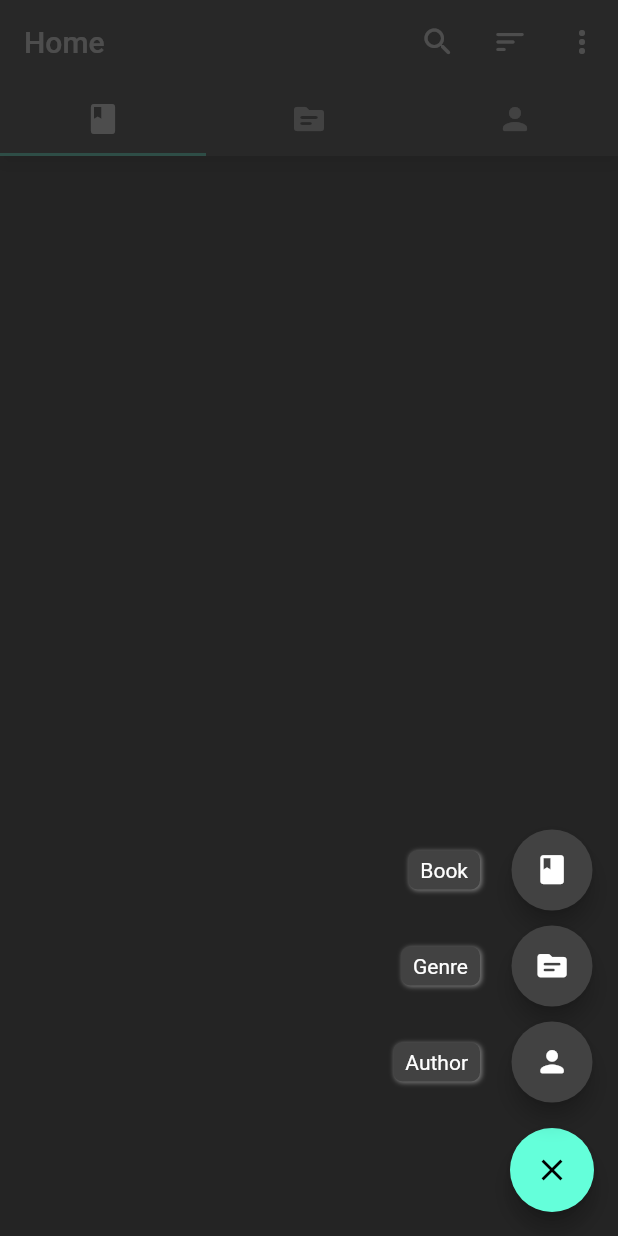
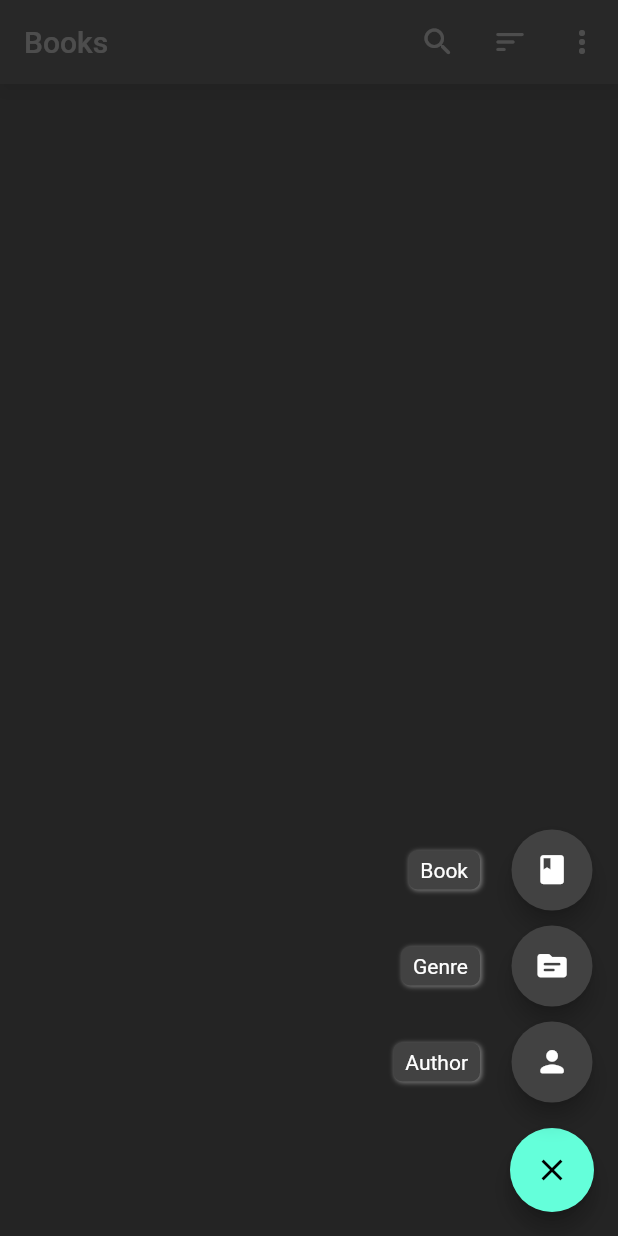
Before and after one commit to Mathorga/Shelfless, a Flutter app: the screen it shows after launch, after a tap on the "add" icon, on a phone screen of 412 x 824 dp. Run offline on Flutter 3.47's test engine with Material 2 defaults, Android fonts, the light colour scheme and no system bars; drawn by our look-alikes of flutter_speed_dial; our stand-ins replace hive, hive_flutter; accounts and stored records are empty.

Commit message:
Restructured UI

```diff
--- a/lib/main.dart
+++ b/lib/main.dart
@@ -5,11 +5,13 @@ import 'package:hive_flutter/hive_flutter.dart';
 import 'package:shelfish/models/author.dart';
 import 'package:shelfish/models/book.dart';
 import 'package:shelfish/models/genre.dart';
+import 'package:shelfish/screens/authors_overview_screen.dart';
 import 'package:shelfish/screens/book_info_screen.dart';
 import 'package:shelfish/screens/edit_genre_screen.dart';
-import 'package:shelfish/screens/main_screen.dart';
+import 'package:shelfish/screens/books_overview_screen.dart';
 import 'package:shelfish/screens/edit_author_screen.dart';
 import 'package:shelfish/screens/edit_book_screen.dart';
+import 'package:shelfish/screens/genres_overview_screen.dart';
 
 void main() async {
   // Init local DB.
@@ -39,9 +41,11 @@ class Shelfish extends StatelessWidget {
       theme: ThemeData.dark(
         // primarySwatch: Colors.blueGrey,
       ),
-      home: const MainScreen(),
+      home: const BooksOverviewScreen(),
       routes: {
-        MainScreen.routeName: (BuildContext context) => const MainScreen(),
+        BooksOverviewScreen.routeName: (BuildContext context) => const BooksOverviewScreen(),
+        GenresOverviewScreen.routeName: (BuildContext context) => const GenresOverviewScreen(),
+        AuthorsOverviewScreen.routeName: (BuildContext context) => const AuthorsOverviewScreen(),
         BookInfoScreen.routeName: (BuildContext context) => const BookInfoScreen(),
         EditBookScreen.routeName: (BuildContext context) => const EditBookScreen(),
         EditAuthorScreen.routeName: (BuildContext context) => const EditAuthorScreen(),
--- a/lib/screens/main_screen.dart
+++ b/lib/screens/books_overview_screen.dart
@@ -1,37 +1,34 @@
 import 'package:flutter/material.dart';
+
+import 'package:hive/hive.dart';
 import 'package:flutter_speed_dial/flutter_speed_dial.dart';
-import 'package:hive/hive.dart';
-import 'package:shelfish/models/author.dart';
 
 import 'package:shelfish/models/book.dart';
-import 'package:shelfish/models/genre.dart';
+import 'package:shelfish/screens/authors_overview_screen.dart';
 import 'package:shelfish/screens/book_info_screen.dart';
 import 'package:shelfish/screens/edit_author_screen.dart';
 import 'package:shelfish/screens/edit_book_screen.dart';
 import 'package:shelfish/screens/edit_genre_screen.dart';
+import 'package:shelfish/screens/genres_overview_screen.dart';
 import 'package:shelfish/widgets/book_preview_widget.dart';
 
-class MainScreen extends StatefulWidget {
-  static const String routeName = "/main";
+class BooksOverviewScreen extends StatefulWidget {
+  static const String routeName = "/books_overview";
 
-  const MainScreen({Key? key}) : super(key: key);
+  const BooksOverviewScreen({Key? key}) : super(key: key);
 
   @override
-  State<MainScreen> createState() => _MainScreenState();
+  State<BooksOverviewScreen> createState() => _BooksOverviewScreenState();
 }
 
-class _MainScreenState extends State<MainScreen> {
+class _BooksOverviewScreenState extends State<BooksOverviewScreen> {
   final Box<Book> _books = Hive.box<Book>("books");
-  final Box<Genre> _genres = Hive.box<Genre>("genres");
-  final Box<Author> _authors = Hive.box<Author>("authors");
 
   @override
   Widget build(BuildContext context) {
-    return DefaultTabController(
-      length: 3,
-      child: Scaffold(
+    return Scaffold(
       appBar: AppBar(
-          title: const Text("Home"),
+        title: const Text("Books"),
         actions: [
           IconButton(
             onPressed: () {},
@@ -55,11 +52,25 @@ class _MainScreenState extends State<MainScreen> {
             },
           ),
           PopupMenuButton<String>(
-              onSelected: (String item) {},
+            icon: const Icon(Icons.more_vert_rounded),
+            onSelected: (String item) {
+              switch (item) {
+                case "Genres":
+                  // Navigate to the genres overview.
+                  Navigator.of(context).pushNamed(GenresOverviewScreen.routeName);
+                  break;
+                case "Authors":
+                  // Navigate to the authors overview.
+                  Navigator.of(context).pushNamed(AuthorsOverviewScreen.routeName);
+                  break;
+                default:
+                  break;
+              }
+            },
             itemBuilder: (BuildContext context) {
               return {
-                  "Logout",
-                  "Settings",
+                "Genres",
+                "Authors",
               }.map((String choice) {
                 return PopupMenuItem<String>(
                   value: choice,
@@ -69,18 +80,8 @@ class _MainScreenState extends State<MainScreen> {
             },
           ),
         ],
-          bottom: const TabBar(
-            tabs: [
-              Tab(icon: Icon(Icons.book_rounded)),
-              Tab(icon: Icon(Icons.topic_rounded)),
-              Tab(icon: Icon(Icons.person_rounded)),
-            ],
       ),
-        ),
-        body: TabBarView(
-          children: [
-            // Books list.
-            ListView(
+      body: ListView(
         physics: const BouncingScrollPhysics(),
         padding: const EdgeInsets.all(8.0),
         children: [
@@ -91,35 +92,6 @@ class _MainScreenState extends State<MainScreen> {
               onTap: () => Navigator.of(context).pushNamed(BookInfoScreen.routeName, arguments: _books.getAt(index)).then((Object? value) => setState(() {})),
             ),
           )
-              ],
-            ),
-
-            // Genres list.
-            ListView(
-              physics: const BouncingScrollPhysics(),
-              padding: const EdgeInsets.all(8.0),
-              children: [
-                ...List.generate(
-                  _genres.length,
-                  (int index) => Text(_genres.getAt(index)!.name),
-                )
-              ],
-            ),
-
-            // Authors list.
-            ListView(
-              physics: const BouncingScrollPhysics(),
-              padding: const EdgeInsets.all(8.0),
-              children: [
-                ...List.generate(
-                  _authors.length,
-                  (int index) {
-                    Author? author = _authors.getAt(index);
-                    return Text("${author?.firstName} ${author?.lastName}");
-                  }
-                )
-              ],
-            ),
         ],
       ),
       floatingActionButton: SpeedDial(
@@ -150,7 +122,6 @@ class _MainScreenState extends State<MainScreen> {
             },
           ),
         ],
-        ),
       ),
     );
   }
```
Also changed, not shown: lib/screens/authors_overview_screen.dart (added, +69 -0 lines), lib/screens/book_info_screen.dart (+4 -38 lines), lib/screens/genres_overview_screen.dart (added, +69 -0 lines), lib/widgets/author_preview_widget.dart (added, +30 -0 lines), lib/widgets/genre_preview_widget.dart (added, +32 -0 lines). Lines whose indentation alone changed are shown as unchanged.
